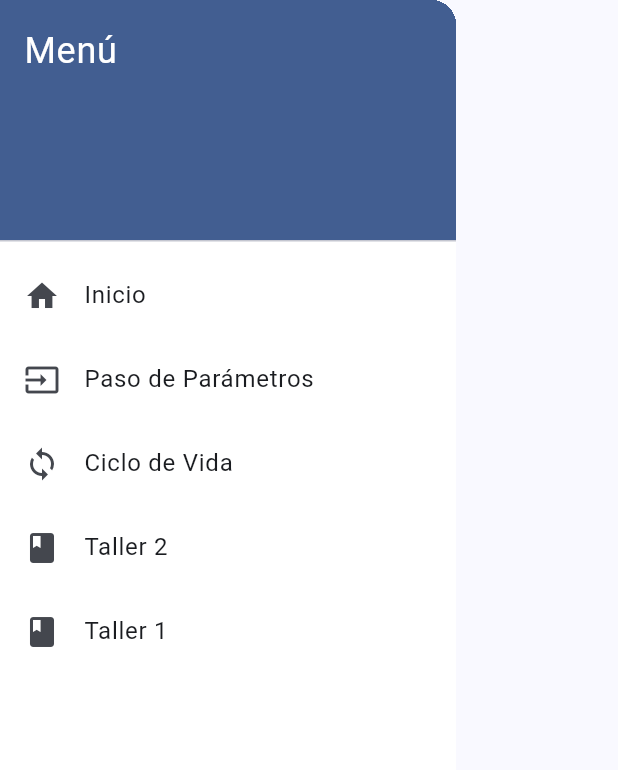
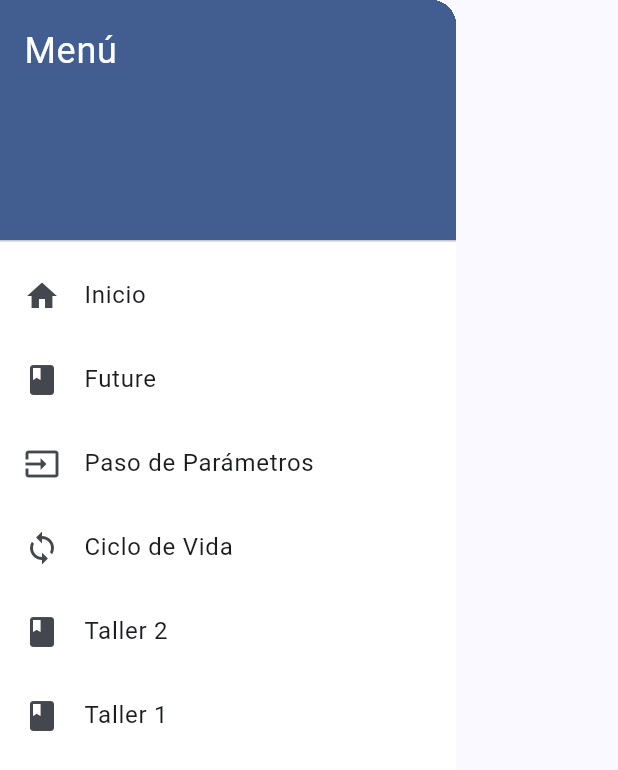
Before and after one commit to maria-ramirez20/Moviles, a Flutter app: the CustomDrawer widget shown alone on an empty page, opened directly, on a phone screen of 412 x 824 dp. Shown: the top 770 px of the screen. Run offline on Flutter 3.47's test engine with Material 3 defaults, Android fonts, the phone set to English and light mode, and no system bars; our stand-ins replace go_router; network calls fail.

Commit message:
Add: Asincronía con Future

```diff
--- a/lib/routes/app_router.dart
+++ b/lib/routes/app_router.dart
@@ -3,6 +3,7 @@ import 'package:flutter_application_1/views/ciclo_vida/ciclo_vida.dart';
 import 'package:flutter_application_1/views/home/home.dart';
 import 'package:flutter_application_1/views/paso_parametros/detalle_parametros.dart';
 import 'package:flutter_application_1/views/paso_parametros/paso_parametros.dart';
+import 'package:flutter_application_1/views/future/future_view.dart';
 import 'package:flutter_application_1/main_1.dart';
 import 'package:flutter_application_1/views/widgets_2/widgets_2.dart';
 
@@ -15,6 +16,11 @@ final GoRouter appRouter = GoRouter(
       builder: (context, state) => const HomeScreen(), // Usa HomeView
     ),
 
+    // Ruta para Future View
+    GoRoute(
+      path: '/future.view',
+      builder: (context, state) => const FutureView(),
+    ),
 
     // Rutas para el paso de parámetros
     GoRoute(
--- /dev/null
+++ b/lib/views/future/future_view.dart
@@ -0,0 +1,104 @@
+import 'package:flutter/material.dart';
+import 'package:flutter_application_1/widgets/base_view.dart';
+
+class FutureView extends StatefulWidget {
+  const FutureView({super.key});
+
+  @override
+  State<FutureView> createState() => _FutureViewState();
+}
+
+class _FutureViewState extends State<FutureView> {
+
+  List<String> _nombres = []; // declarar una lista.
+
+  @override
+  // !inicializa el estado
+  // *llama a la funcion obtenerDatos() para cargar los datos al iniciar
+  void initState() {
+    super.initState();
+    obtenerDatos(); // carga al iniciar
+  }
+
+  // !Funcion que simula una carga de datos
+  //*espera 5 segundos antes de cargar los datos, esto simula una carga de datos.
+  Future<List<String>> cargarNombres() async {
+    //future.delayed() simula una carga de datos
+    await Future.delayed(const Duration(seconds: 1));
+    return [
+      'Juan',
+      'Mario',
+      'Pedro',
+      'Luis',
+      'Ana',
+      'Maria',
+      'Jose',
+      'Carlos',
+      'Sofia',
+      'Laura',
+      'Fernando',
+      'Ricardo',
+      'Diana',
+      'Elena',
+      'Miguel',
+      'Rosa',
+      'Luz',
+      'Carmen',
+      'Pablo',
+      'Jorge',
+      'Roberto',
+    ];
+  }
+
+  // !Funcion que obtiene los datos
+  // *carga los datos y los asigna a la lista _nombres
+  Future<void> obtenerDatos() async {
+    final datos = await cargarNombres();
+
+    //!mounted es una propiedad de State que indica si el widget está montado en el árbol de widgets
+    //mounted es true si el widget está montado en el árbol de widgets
+    //mounted es false si el widget no está montado en el árbol de widgets
+    if (!mounted) return;
+    setState(() {
+      _nombres = datos;
+    });
+  }
+
+
+
+  @override
+  Widget build(BuildContext context) {
+    return BaseView(
+      title: 'Futures - GridView',
+      body:
+          //*si la lista esta vacia muestra un CircularProgressIndicator
+          _nombres.isEmpty
+          ? const Center(child: CircularProgressIndicator())
+          : Padding(
+              padding: const EdgeInsets.all(10.0),
+              child: GridView.builder(
+                itemCount: _nombres.length,
+                gridDelegate: const SliverGridDelegateWithFixedCrossAxisCount(
+                  crossAxisCount: 2, // columnas
+                  mainAxisSpacing: 10,
+                  crossAxisSpacing: 10,
+                  childAspectRatio: 2,
+                ),
+                itemBuilder: (context, index) {
+                  return Card(
+                    color: const Color.fromARGB(255, 87, 194, 180),
+                    child: Center(
+                      child: Text(
+                        _nombres[index], // muestra el nombre en la posicion index, index es el indice del item en la lista
+                        style: const TextStyle(fontSize: 18),
+                      ),
+                    ),
+                  );
+                },
+              ),
+            ),
+    );
+  }
+
+
+}
--- a/lib/widgets/custom_drawer.dart
+++ b/lib/widgets/custom_drawer.dart
@@ -38,6 +38,15 @@ class CustomDrawer extends StatelessWidget {
             },
           ),
 
+          ListTile(
+            leading: const Icon(Icons.book),
+            title: const Text('Future'),
+            onTap: () {
+              context.go('/future.view');
+              Navigator.pop(context); // Cierra el drawer
+            },
+          ),
+
           //!PASO DE PARAMETROS
           ListTile(
             leading: const Icon(Icons.input),
@@ -72,6 +81,7 @@ class CustomDrawer extends StatelessWidget {
               Navigator.pop(context); // Cierra el drawer
             },
           ),
+
         ],
       ),
     );
```
